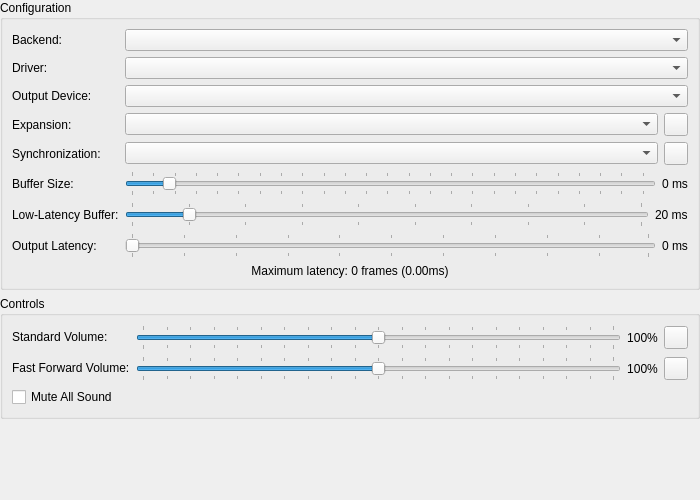
The window that pcsx2-qt/Settings/AudioSettingsWidget.ui (DiscoStarslayer/pcsx2) describes before a commit, drawn with Qt 5.
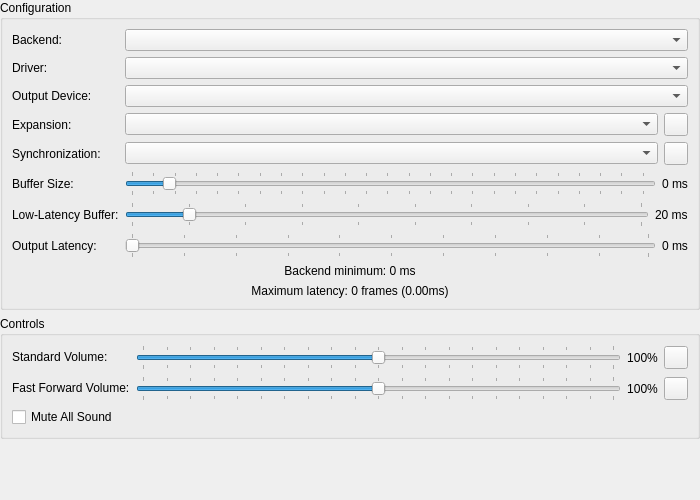
The same window after the commit. Icons and pictures are not drawn. Custom widgets are drawn as their Qt base class.

Commit message: Audio UI: show backend latency minimum

Patch:
```diff
--- a/pcsx2-qt/Settings/AudioSettingsWidget.ui
+++ b/pcsx2-qt/Settings/AudioSettingsWidget.ui
@@ -125,7 +125,7 @@
         </property>
        </widget>
       </item>
-      <item row="8" column="0" colspan="2">
+      <item row="9" column="0" colspan="2">
        <widget class="QLabel" name="bufferingLabel">
         <property name="text">
          <string>Maximum latency: 0 frames (0.00ms)</string>
@@ -178,6 +178,19 @@
         </item>
        </layout>
       </item>
+      <item row="8" column="0" colspan="2">
+       <widget class="QLabel" name="outputLatencyStatusLabel">
+        <property name="text">
+         <string>Backend minimum: 0 ms</string>
+        </property>
+        <property name="alignment">
+         <set>Qt::AlignmentFlag::AlignCenter</set>
+        </property>
+        <property name="wordWrap">
+         <bool>true</bool>
+        </property>
+       </widget>
+      </item>
       <item row="0" column="1">
        <widget class="QComboBox" name="audioBackend"/>
       </item>
@@ -442,6 +455,13 @@
   <tabstop>resetFastForwardVolume</tabstop>
   <tabstop>muted</tabstop>
  </tabstops>
+ <customwidgets>
+  <customwidget>
+   <class>AudioLatencySlider</class>
+   <extends>QSlider</extends>
+   <header>Settings/AudioLatencySlider.h</header>
+  </customwidget>
+ </customwidgets>
  <resources>
   <include location="../resources/resources.qrc"/>
  </resources>
```
Left out of the diff: 2 changed lines with no effect on the pictures. The commit also changes 9 other files.
